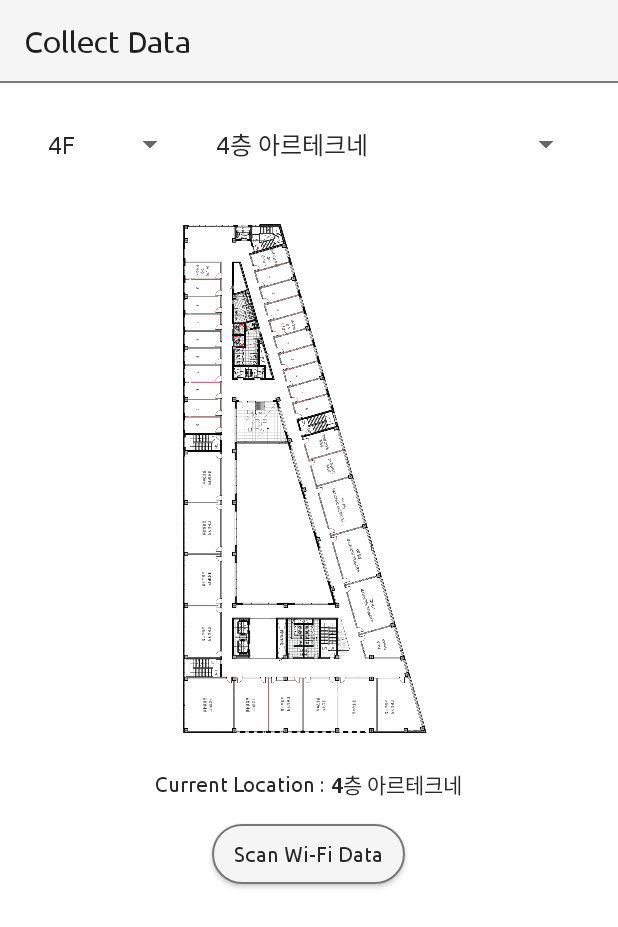
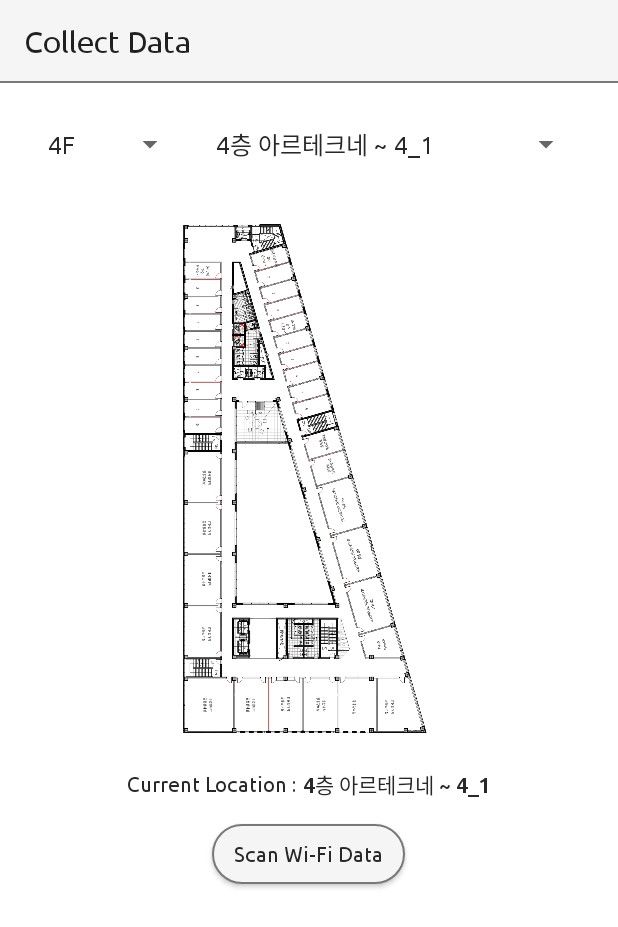
Before and after one commit to 23IoT-Team1/AdminAPP, an Android app: the SelectLocationActivity screen opened directly, with no data from a screen before it, on a phone screen of 412 x 824 dp. Shown: the top 927 px of the screen. Run offline under Robolectric (Android 15) with nearby library versions, the phone set to English and light mode, and no system bars.

Commit message:
rp & place 실제에 맞게 수정

```diff
--- a/app/src/main/java/com/gachon/adminapp/ScanWifiActivity.java
+++ b/app/src/main/java/com/gachon/adminapp/ScanWifiActivity.java
@@ -42,7 +42,7 @@ public class ScanWifiActivity extends AppCompatActivity {
 
         // Get Intent (reference point)
         Intent intent = getIntent();
-        String floor = intent.getStringExtra("current_place");
+        String floor = intent.getStringExtra("current_floor");
         String place = intent.getStringExtra("current_place");
         textView_Place.setText(place);
 
--- a/app/src/main/java/com/gachon/adminapp/SelectLocationActivity.java
+++ b/app/src/main/java/com/gachon/adminapp/SelectLocationActivity.java
@@ -4,6 +4,7 @@ import androidx.appcompat.app.AppCompatActivity;
 
 import android.content.Intent;
 import android.os.Bundle;
+import android.util.Log;
 import android.view.View;
 import android.widget.AdapterView;
 import android.widget.ArrayAdapter;
@@ -63,6 +64,9 @@ public class SelectLocationActivity extends AppCompatActivity {
                 // 선택한 string 값 받아오기
                 textView_Place.setText(spinner_Place.getSelectedItem().toString());
                 // 나중엔 imageView도 변하게 하기
+                String[] str = spinner_Place.getSelectedItem().toString().split(" ~ ");
+                Log.d("place",str[0]);
+                Log.d("rp",str[1]);
             }
 
             @Override
--- a/app/src/main/java/com/gachon/adminapp/SenderToServer.java
+++ b/app/src/main/java/com/gachon/adminapp/SenderToServer.java
@@ -30,13 +30,13 @@ public class SenderToServer {
         private static node request_body;
         public SenderToServer(String floor, String place, ArrayList arrayList){
 
-                // rp는 아래 함수에 매칭 후 넣기
-                String rp = setRP(floor, place);
+                // rp랑 place 저장
+                String[] str = place.split(" ~ ");      // 0은 place, 1은 rp
 
                 //빈 arraylist에 집어넣어줌
                 //constructor에서 받아온 arraylist는
                 // scanWifiActivity에서 저장한 5개의 AP 정보를 WifiDTO 형식으로 담은 Arraylist이다
-                request_body = new node(floor, rp, place, arrayList);
+                request_body = new node(floor, str[1], str[0], arrayList);
 
         }
         public static void send() {
@@ -71,37 +71,4 @@ public class SenderToServer {
 
         }
 
-        // place를 받으면 그에 맞는 rp 이름을 반환
-        private String setRP(String floor, String place)
-        {
-                String rp = "";
-
-                // TODO: rp랑 place 정보 넣기. place 정보는 string.xml이랑 맞추기
-                if (floor == "4F") {
-                        switch(place) {
-                                case "4층 아르테크네":
-                                        rp = "4-1";
-                                        break;
-                                case "401호 앞":
-                                        rp = "4-2";
-                                        break;
-                        }
-
-                }
-                else if (floor == "5F") {
-                        switch(place) {
-                                case "5층 아르테크네":
-                                        rp = "5-1";
-                                        break;
-                                case "501호 앞":
-                                        rp = "5-2";
-                                        break;
-                        }
-                }
-
-
-                return rp;
-        }
-
-
 }
--- a/app/src/main/res/values/strings.xml
+++ b/app/src/main/res/values/strings.xml
@@ -7,64 +7,105 @@
     </string-array>
 
     <string-array name="place_4F">
-        <item>4층 아르테크네</item>
-        <item>401호 앞</item>
-        <item>402호 앞</item>
-        <item>403호 앞</item>
-        <item>404호 앞</item>
-        <item>405호 앞</item>
-        <item>406호 앞</item>
-        <item>407호 앞</item>
-        <item>408호 앞</item>
-        <item>409호 앞</item>
-        <item>410호 앞</item>
-        <item>411호 앞</item>
-        <item>412호 앞</item>
-        <item>413호 앞</item>
-        <item>414호 앞</item>
-        <item>415호 앞</item>
-        <item>416호 앞</item>
-        <item>417호 앞</item>
-        <item>418호 앞</item>
-        <item>419호 앞</item>
-        <item>420호 앞</item>
-        <item>4층 테라스</item>
-        <item>운동장 방향 엘레베이터 앞</item>
-        <item>중간 엘레베이터 앞</item>
-        <item>복정 방향 엘레베이터 앞</item>
-        <item>사물함 앞 복도</item>
-        <item>엘레베이터 옆 복도</item>
+        <item>4층 아르테크네 ~ 4_1</item> // 코너
+        <item>425호 앞 ~ 4_2</item>
+        <item>424호 앞 ~ 4_3</item>
+        <item>423호 앞 ~ 4_4</item>
+        <item>422호 앞 ~ 4_5</item>
+        <item>421호 앞 ~ 4_6</item>
+        <item>420호 앞 ~ 4_7</item>
+        <item>419호 앞 ~ 4_8</item>
+        <item>418호 앞 ~ 4_9</item>  // 코너
+        <item>417호 앞 ~ 4_10</item>
+        <item>416호 앞 ~ 4_11</item>
+        <item>416호 옆 계단 ~ 4_12</item>   // 계단
+        <item>415호 앞 ~ 4_13</item>
+        <item>414호 앞 ~ 4_14</item>
+        <item>413호 앞 ~ 4_15</item>
+        <item>412호 앞 ~ 4_16</item>  // 코너
+        <item>412호 사물함 앞 ~ 4_17</item>
+        <item>411호 앞 (계단 앞) ~ 4_18</item>   // 계단  // 코너
+        <item>410호 앞 ~ 4_19</item>
+        <item>409호 앞 ~ 4_20</item>  // 코너
+        <item>408호 앞 (계단 앞) ~ 4_21</item>    // 계단
+        <item>407호 앞 ~ 4_22</item>  // 코너
+        <item>407A호 앞 ~ 4_23</item>
+        <item>406호 앞 ~ 4_24</item>
+        <item>405호 앞 ~ 4_25</item>
+        <item>405호 앞 ~ 4_26</item>  // 코너
+        <item>405호 앞 ~ 4_27</item>
+        <item>404호 앞 ~ 4_28</item>
+        <item>403호 앞 ~ 4_29</item>
+        <item>402호 앞 ~ 4_30</item>
+        <item>401호 앞 ~ 4_31</item>
+        <item>401호 옆 계단 ~ 4_32</item>   // 계단
+        <item>435호 앞 ~ 4_33</item>
+        <item>434호 앞 ~ 4_34</item>
+        <item>433호 앞 ~ 4_35</item>  // 코너
+        <item>432호 앞 ~ 4_36</item>
+        <item>431호 앞 ~ 4_37</item>
+        <item>430호 앞 ~ 4_38</item>
+        <item>429호 앞 ~ 4_39</item>
+        <item>428호 앞 ~ 4_40</item>
+        <item>427호 앞 ~ 4_41</item>
+        <item>426호 앞 ~ 4_42</item>
+        <item>복정 방향 엘리베이터 앞 ~ 4_43</item>   // 계단, 엘베 // 코너
+        <item>중간 엘리베이터 앞 ~ 4_44</item>  // 엘베  // 코너(테라스)
+        <item>4층 테라스 앞 ~ 4_45</item>
+        <item>운동장 방향 엘리베이터 옆 복도 ~ 4_46</item>
+        <item>운동장 방향 엘리베이터 옆 복도 ~ 4_47</item>  // 코너
+        <item>운동장 방향 엘리베이터 옆 복도 ~ 4_48</item>
+        <item>운동장 방향 엘리베이터 앞 ~ 4_49</item>  // 엘베
     </string-array>
 
+
     <string-array name="place_5F">
-        <item>5층 아르테크네</item>
-        <item>501호 앞</item>
-        <item>502호 앞</item>
-        <item>503호 앞</item>
-        <item>504호 앞</item>
-        <item>505호 앞</item>
-        <item>506호 앞</item>
-        <item>507호 앞</item>
-        <item>508호 앞</item>
-        <item>509호 앞</item>
-        <item>510호 앞</item>
-        <item>511호 앞</item>
-        <item>512호 앞</item>
-        <item>513호 앞</item>
-        <item>514호 앞</item>
-        <item>515호 앞</item>
-        <item>516호 앞</item>
-        <item>517호 앞</item>
-        <item>518호 앞</item>
-        <item>519호 앞</item>
-        <item>520호 앞</item>
-        <item>5층 테라스</item>
-        <item>운동장 방향 엘레베이터 앞</item>
-        <item>중간 엘레베이터 앞</item>
-        <item>복정 방향 엘레베이터 앞</item>
-        <item>사물함 앞 복도</item>
-        <item>엘레베이터 옆 복도</item>
-        <item>G-Cube</item>
+        <item>5층 아르테크네 ~ 5_1</item>  // 코너
+        <item>525호 앞 ~ 5_2</item>
+        <item>524호 앞 ~ 5_3</item>
+        <item>523호 앞 ~ 5_4</item>
+        <item>522호 앞 ~ 5_5</item>
+        <item>521호 앞 ~ 5_6</item>
+        <item>520호 앞 ~ 5_7</item>  // 코너
+        <item>519호 앞 ~ 5_8</item>
+        <item>519호 옆 계단 ~ 5_9</item>    // 계단
+        <item>518호 앞 ~ 5_10</item>
+        <item>517호 앞 ~ 5_11</item>
+        <item>516호 앞 ~ 5_12</item>
+        <item>515호 앞 ~ 5_13</item>
+        <item>514호 앞 ~ 5_14</item>  // 코너
+        <item>513호 앞 ~ 5_15</item>
+        <item>512호 앞 ~ 5_16</item>  // 코너
+        <item>512호 앞 ~ 5_17</item>
+        <item>511호 앞 (계단 앞) ~ 5_18</item>   // 계단  // 코너
+        <item>510호 앞 ~ 5_19</item>
+        <item>509호 앞 ~ 5_20</item>  // 코너
+        <item>508호 앞 (계단 앞) ~ 5_21</item>    // 계단
+        <item>507호 앞 ~ 5_22</item>  // 코너
+        <item>507A호 앞 ~ 5_23</item>
+        <item>506호 앞 ~ 5_24</item>
+        <item>505호 앞 ~ 5_25</item>
+        <item>505호 앞 ~ 5_26</item>  // 코너
+        <item>505호 앞 ~ 5_27</item>
+        <item>504호 앞 ~ 5_28</item>
+        <item>503호 앞 ~ 5_29</item>  // 코너
+        <item>502호 앞 ~ 5_30</item>
+        <item>501호 앞 ~ 5_31</item>
+        <item>501호 옆 계단 ~ 5_32</item>   // 계단
+        <item>532호 앞 ~ 5_33</item>
+        <item>531호 앞 ~ 5_34</item>  // 코너
+        <item>530호 앞 ~ 5_35</item>
+        <item>529호 앞 ~ 5_36</item>
+        <item>528호 앞 ~ 5_37</item>
+        <item>527호 앞 ~ 5_38</item>
+        <item>526호 앞 ~ 5_39</item>
+        <item>복정 방향 엘리베이터 앞 ~ 5_40</item>   // 계단, 엘베 // 코너
+        <item>중간 엘리베이터 앞 ~ 5_41</item>  // 엘베
+        <item>G-CUBE ~ 5_42</item>
+        <item>운동장 방향 엘리베이터 옆 복도 ~ 5_43</item>
+        <item>운동장 방향 엘리베이터 옆 복도 ~ 5_44</item>  // 코너
+        <item>운동장 방향 엘리베이터 옆 복도 ~ 5_45</item>
+        <item>운동장 방향 엘리베이터 앞 ~ 5_46</item>  // 엘베
     </string-array>
 
 </resources>
```
